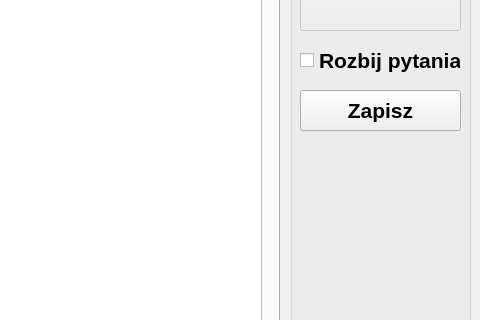
Above: W_PREZENTACJI/mainwindow.ui from FilipProrok/EgzaminPrzedmiotowy_30 before the change; both pictures show x 820 to 1300 and y 387 to 707 of the 1300 by 800 pixel window. Below: the same form after it.
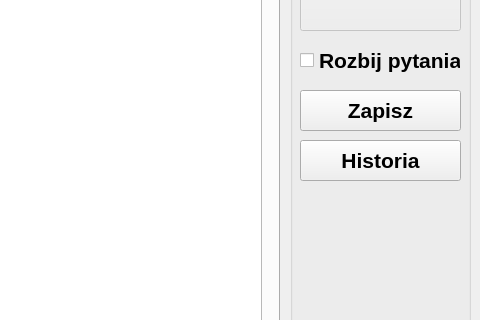
That is the form after the change.

Patch:
```diff
--- a/W_PREZENTACJI/mainwindow.ui
+++ b/W_PREZENTACJI/mainwindow.ui
@@ -136,6 +136,19 @@
       <string>Zapisz</string>
      </property>
     </widget>
+    <widget class="QPushButton" name="pushPokazHistorie">
+     <property name="geometry">
+      <rect>
+       <x>10</x>
+       <y>510</y>
+       <width>161</width>
+       <height>41</height>
+      </rect>
+     </property>
+     <property name="text">
+      <string>Historia</string>
+     </property>
+    </widget>
    </widget>
    <widget class="QTabWidget" name="tabBloki">
     <property name="geometry">
```
